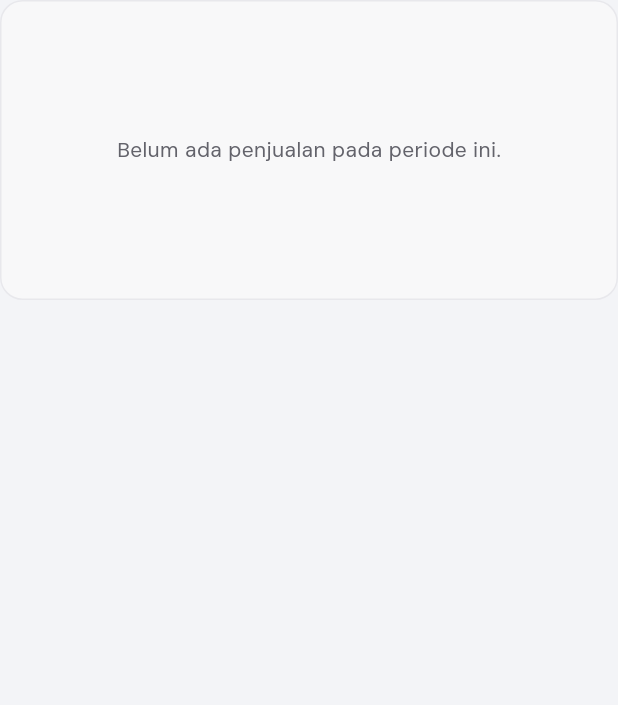
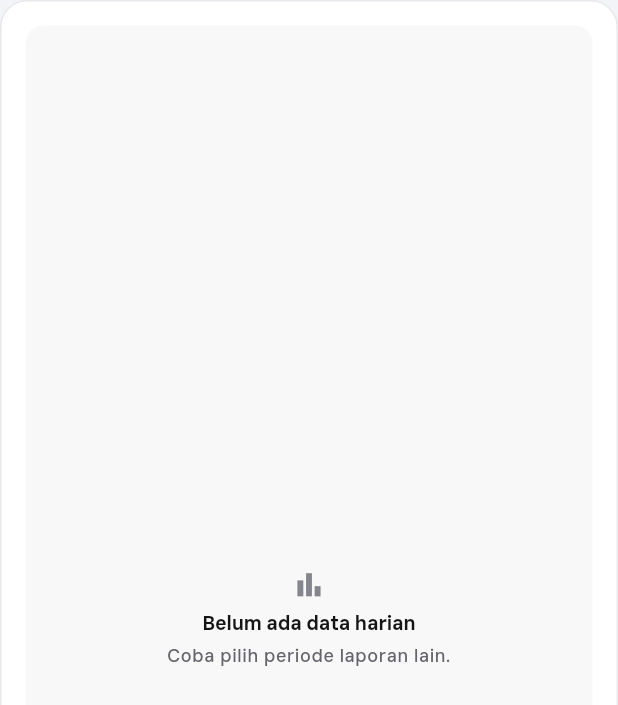
Before and after one commit to khoirulzz/seller-center, a Flutter app: the NsMetricChart widget shown alone on an empty page, opened directly with empty values, on a phone screen of 412 x 824 dp. Shown: the top 705 px of the screen. Run offline on Flutter 3.47's test engine with Material 3 defaults, Android fonts, the phone set to English and light mode, and no system bars; our stand-ins replace flutter_secure_storage, flutter_svg, go_router, image_picker, share_plus, shared_preferences; missing offline and left inert: shorebird_code_push; accounts and stored records are empty.

Commit message:
feat(analytics): replace long scroll chart with seven-day paginated chart and useful empty state

```diff
--- a/lib/core/widgets/ns_metric_chart.dart
+++ b/lib/core/widgets/ns_metric_chart.dart
@@ -1,19 +1,15 @@
+import 'dart:math' as math;
+
 import 'package:flutter/material.dart';
+
 import '../../domain/models/seller_models.dart';
 import '../config/formatters.dart';
 import '../theme/ns_colors.dart';
-import '../theme/ns_radius.dart';
-import '../theme/ns_spacing.dart';
-import '../theme/ns_typography.dart';
 
-/// Grafik penjualan harian interaktif (`NsMetricChart`) dengan tooltip tap/drag dan
-/// ringkasan aksesibilitas semantik (`PRD` ANA-02 & `desain.md` Bab 8.10).
+/// A responsive seven-day window. Never renders a clipped thirty-bar strip;
+/// earlier days remain accessible with explicit pagination.
 class NsMetricChart extends StatefulWidget {
-  const NsMetricChart({
-    super.key,
-    required this.points,
-  });
-
+  const NsMetricChart({super.key, required this.points});
   final List<DailySalesPoint> points;
 
   @override
@@ -21,121 +17,151 @@
 }
 
 class _NsMetricChartState extends State<NsMetricChart> {
-  int _selectedIndex = 0;
+  int _pageOffset = 0;
+  int? _selectedIndex;
 
   @override
   void didUpdateWidget(covariant NsMetricChart oldWidget) {
     super.didUpdateWidget(oldWidget);
-    if (_selectedIndex >= widget.points.length) {
-      _selectedIndex = widget.points.isEmpty ? 0 : widget.points.length - 1;
+    if (!identical(oldWidget.points, widget.points)) {
+      _pageOffset = 0;
+      _selectedIndex = null;
     }
   }
 
   @override
   Widget build(BuildContext context) {
-    if (widget.points.isEmpty) {
-      return Container(
-        height: 200,
-        width: double.infinity,
-        alignment: Alignment.center,
-        padding: const EdgeInsets.all(NsSpacing.lg),
-        decoration: BoxDecoration(
-          color: NsColors.surfaceSubtle,
-          borderRadius: NsRadius.card,
-          border: Border.all(color: NsColors.borderDefault),
-        ),
-        child: Text(
-          'Belum ada penjualan pada periode ini.',
-          style: NsTypography.bodyMd.copyWith(color: NsColors.textSecondary),
+    final points = widget.points;
+    if (points.isEmpty) {
+      return _surface(
+        child: const _ChartEmpty(
+          title: 'Belum ada data harian',
+          description: 'Coba pilih periode laporan lain.',
         ),
       );
     }
 
-    final safeIndex = _selectedIndex.clamp(0, widget.points.length - 1);
-    final selected = widget.points[safeIndex];
-    final maxRevenue = widget.points
-        .map((p) => p.revenueIdr)
-        .fold<int>(1, (a, b) => a > b ? a : b);
+    final end = math.max(0, points.length - _pageOffset * 7);
+    final start = math.max(0, end - 7);
+    final week = points.sublist(start, end);
+    final selectedIndex = _selectedIndex != null &&
+            _selectedIndex! >= start &&
+            _selectedIndex! < end
+        ? _selectedIndex!
+        : end - 1;
+    final selected = points[selectedIndex];
+    final maxValue = week.fold<int>(
+      0,
+      (max, point) => math.max(max, point.revenueIdr),
+    );
+    final firstLabel = NsFormatters.shortDate(week.first.day);
+    final lastLabel = NsFormatters.shortDate(week.last.day);
 
     return Semantics(
       label:
-          'Grafik penjualan harian. Tanggal terpilih ${selected.day}, ${selected.orders} pesanan, penjualan ${NsFormatters.rupiah(selected.revenueIdr)}',
-      child: Container(
-        padding: const EdgeInsets.all(NsSpacing.md),
-        decoration: BoxDecoration(
-          color: NsColors.surfaceCard,
-          borderRadius: NsRadius.card,
-          border: Border.all(color: NsColors.borderDefault),
+          'Grafik penjualan harian. ${points.length} hari tersedia. Tanggal ${selected.day}, ${selected.orders} pesanan, ${NsFormatters.rupiah(selected.revenueIdr)}.',
+      child: _surface(
+        child: Column(
+          crossAxisAlignment: CrossAxisAlignment.stretch,
+          children: [
+            Row(
+              children: [
+                Expanded(
+                  child: Text(
+                    'Periode $firstLabel – $lastLabel',
+                    maxLines: 2,
+                    style: Theme.of(context).textTheme.labelLarge,
                   ),
-        child: Column(
-          crossAxisAlignment: CrossAxisAlignment.start,
-          children: [
-            Container(
-              padding: const EdgeInsets.symmetric(
-                horizontal: NsSpacing.sm,
-                vertical: NsSpacing.xs,
                 ),
-              decoration: BoxDecoration(
-                color: NsColors.surfaceSubtle,
-                borderRadius: NsRadius.chip,
+                IconButton(
+                  key: const Key('chart-older'),
+                  tooltip: '7 hari sebelumnya',
+                  onPressed: start == 0
+                      ? null
+                      : () => setState(() {
+                            _pageOffset++;
+                            _selectedIndex = null;
+                          }),
+                  icon: const Icon(Icons.chevron_left_rounded),
                 ),
-              child: Row(
-                mainAxisAlignment: MainAxisAlignment.spaceBetween,
+                IconButton(
+                  key: const Key('chart-newer'),
+                  tooltip: '7 hari berikutnya',
+                  onPressed: _pageOffset == 0
+                      ? null
+                      : () => setState(() {
+                            _pageOffset--;
+                            _selectedIndex = null;
+                          }),
+                  icon: const Icon(Icons.chevron_right_rounded),
+                ),
+              ],
+            ),
+            const Divider(height: 20),
+            Wrap(
+              alignment: WrapAlignment.spaceBetween,
+              crossAxisAlignment: WrapCrossAlignment.center,
+              spacing: 12,
+              runSpacing: 4,
               children: [
                 Text(
                   '${NsFormatters.shortDate(selected.day)} · ${selected.orders} pesanan',
-                    style: NsTypography.bodySm.copyWith(
-                      color: NsColors.textPrimary,
-                      fontWeight: FontWeight.w700,
+                  style: Theme.of(context).textTheme.bodySmall?.copyWith(
+                        color: NsColors.textSecondary,
                       ),
                 ),
                 Text(
                   NsFormatters.rupiah(selected.revenueIdr),
-                    style: NsTypography.titleSm.copyWith(
+                  key: const Key('chart-selected-revenue'),
+                  style: Theme.of(context).textTheme.titleMedium?.copyWith(
                         color: NsColors.brandAction,
+                        fontWeight: FontWeight.w800,
                       ),
                 ),
               ],
             ),
-            ),
-            const SizedBox(height: NsSpacing.md),
+            const SizedBox(height: 14),
+            if (maxValue == 0)
+              const _ChartEmpty(
+                title: 'Belum ada penjualan pada minggu ini',
+                description: 'Gunakan panah untuk memeriksa minggu sebelumnya.',
+              )
+            else
               SizedBox(
-              height: 150,
-              child: SingleChildScrollView(
-                scrollDirection: Axis.horizontal,
-                child: SizedBox(
-                  width: widget.points.length > 10
-                      ? widget.points.length * 32.0
-                      : MediaQuery.sizeOf(context).width - 72,
+                height: 136,
                 child: Row(
-                    crossAxisAlignment: CrossAxisAlignment.end,
-                    children: List.generate(widget.points.length, (index) {
-                      final point = widget.points[index];
-                      final ratio =
-                          (point.revenueIdr / maxRevenue).clamp(0.08, 1.0);
-                      final isSelected = index == safeIndex;
-                      return Expanded(
-                        child: GestureDetector(
-                          behavior: HitTestBehavior.opaque,
-                          onTap: () => setState(() => _selectedIndex = index),
+                  crossAxisAlignment: CrossAxisAlignment.stretch,
+                  children: [
+                    for (var i = 0; i < week.length; i++)
+                      Expanded(
+                        child: Semantics(
+                          button: true,
+                          label:
+                              '${week[i].day}, ${week[i].orders} pesanan, ${NsFormatters.rupiah(week[i].revenueIdr)}',
+                          child: InkWell(
+                            key: Key('chart-day-$i'),
+                            borderRadius: BorderRadius.circular(8),
+                            onTap: () =>
+                                setState(() => _selectedIndex = start + i),
                             child: Padding(
                               padding: const EdgeInsets.symmetric(horizontal: 3),
                               child: Column(
-                              mainAxisAlignment: MainAxisAlignment.end,
                                 children: [
                                   Expanded(
                                     child: Align(
                                       alignment: Alignment.bottomCenter,
                                       child: FractionallySizedBox(
-                                      heightFactor: ratio,
                                         widthFactor: 0.72,
-                                      child: AnimatedContainer(
-                                        duration:
-                                            const Duration(milliseconds: 160),
+                                        heightFactor: week[i].revenueIdr == 0
+                                            ? 0.025
+                                            : (week[i].revenueIdr / maxValue)
+                                                .clamp(0.07, 1.0),
+                                        child: DecoratedBox(
                                           decoration: BoxDecoration(
-                                          color: isSelected
-                                              ? NsColors.brandPrimary
-                                              : NsColors.borderDefault,
+                                            color: selectedIndex == start + i
+                                                ? NsColors.brandAction
+                                                : NsColors.brandPrimary
+                                                    .withValues(alpha: 0.33),
                                             borderRadius:
                                                 BorderRadius.circular(6),
                                           ),
@@ -143,16 +169,21 @@
                                       ),
                                     ),
                                   ),
-                                const SizedBox(height: 6),
+                                  const SizedBox(height: 8),
                                   Text(
-                                  point.day.length >= 10
-                                      ? point.day.substring(8, 10)
-                                      : point.day,
-                                  style: NsTypography.caption.copyWith(
-                                    color: isSelected
-                                        ? NsColors.textPrimary
-                                        : NsColors.textMuted,
-                                    fontWeight: isSelected
+                                    week[i].day.length >= 10
+                                        ? week[i].day.substring(8, 10)
+                                        : week[i].day,
+                                    maxLines: 1,
+                                    style: Theme.of(context)
+                                        .textTheme
+                                        .labelSmall
+                                        ?.copyWith(
+                                          color: selectedIndex == start + i
+                                              ? NsColors.brandAction
+                                              : NsColors.textSecondary,
+                                          fontWeight:
+                                              selectedIndex == start + i
                                                   ? FontWeight.w800
                                                   : FontWeight.w500,
                                         ),
@@ -161,10 +192,16 @@
                               ),
                             ),
                           ),
-                      );
-                    }),
                         ),
                       ),
+                  ],
+                ),
+              ),
+            const SizedBox(height: 10),
+            Text(
+              'Menampilkan ${week.length} dari ${points.length} hari · pilih tanggal untuk melihat detail.',
+              style: Theme.of(context).textTheme.bodySmall?.copyWith(
+                    color: NsColors.textSecondary,
                   ),
             ),
           ],
@@ -172,4 +209,49 @@
       ),
     );
   }
+
+  Widget _surface({required Widget child}) => Container(
+        key: const Key('daily-sales-chart-card'),
+        width: double.infinity,
+        padding: const EdgeInsets.all(16),
+        decoration: BoxDecoration(
+          color: NsColors.surfaceCard,
+          borderRadius: BorderRadius.circular(18),
+          border: Border.all(color: NsColors.borderDefault),
+        ),
+        child: child,
+      );
 }
+
+class _ChartEmpty extends StatelessWidget {
+  const _ChartEmpty({required this.title, required this.description});
+  final String title;
+  final String description;
+
+  @override
+  Widget build(BuildContext context) => Container(
+        key: const Key('daily-sales-empty-state'),
+        constraints: const BoxConstraints(minHeight: 92),
+        padding: const EdgeInsets.symmetric(horizontal: 12, vertical: 14),
+        alignment: Alignment.center,
+        decoration: BoxDecoration(
+          color: NsColors.surfaceSubtle,
+          borderRadius: BorderRadius.circular(12),
+        ),
+        child: Column(
+          mainAxisSize: MainAxisSize.min,
+          children: [
+            const Icon(Icons.bar_chart_outlined,
+                color: NsColors.textMuted, size: 23),
+            const SizedBox(height: 6),
+            Text(title, textAlign: TextAlign.center,
+                style: Theme.of(context).textTheme.labelLarge),
+            const SizedBox(height: 3),
+            Text(description, textAlign: TextAlign.center,
+                style: Theme.of(context).textTheme.bodySmall?.copyWith(
+                  color: NsColors.textSecondary,
+                )),
+          ],
+        ),
+      );
+}
```
Lines whose indentation alone changed are shown as unchanged.
